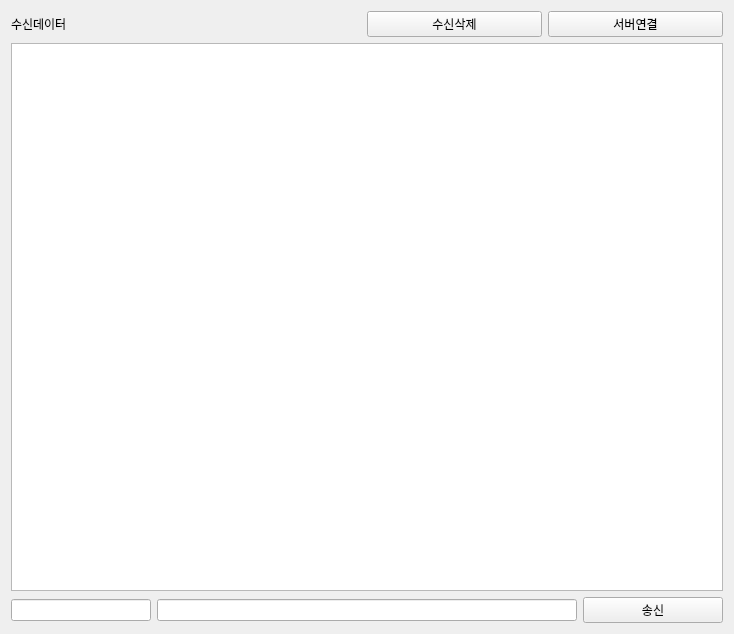
First picture: the form in IoTQtClient/tab2socketcilent.ui, repository zzaswd/Qt, before the edit.
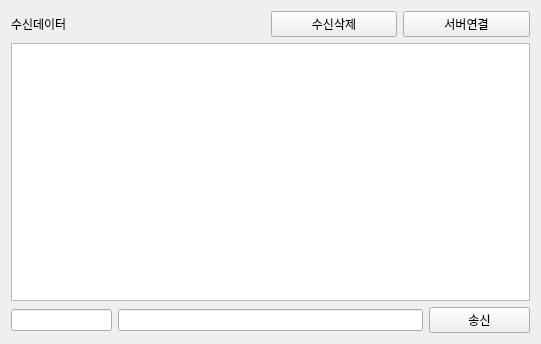
Second picture: the form after the edit.

```diff
--- a/IoTQtClient/tab2socketcilent.ui
+++ b/IoTQtClient/tab2socketcilent.ui
@@ -6,8 +6,8 @@
    <rect>
     <x>0</x>
     <y>0</y>
-    <width>734</width>
-    <height>634</height>
+    <width>541</width>
+    <height>344</height>
    </rect>
   </property>
   <property name="windowTitle">
```
Left out of the diff: 6 changed lines with no effect on the pictures.
